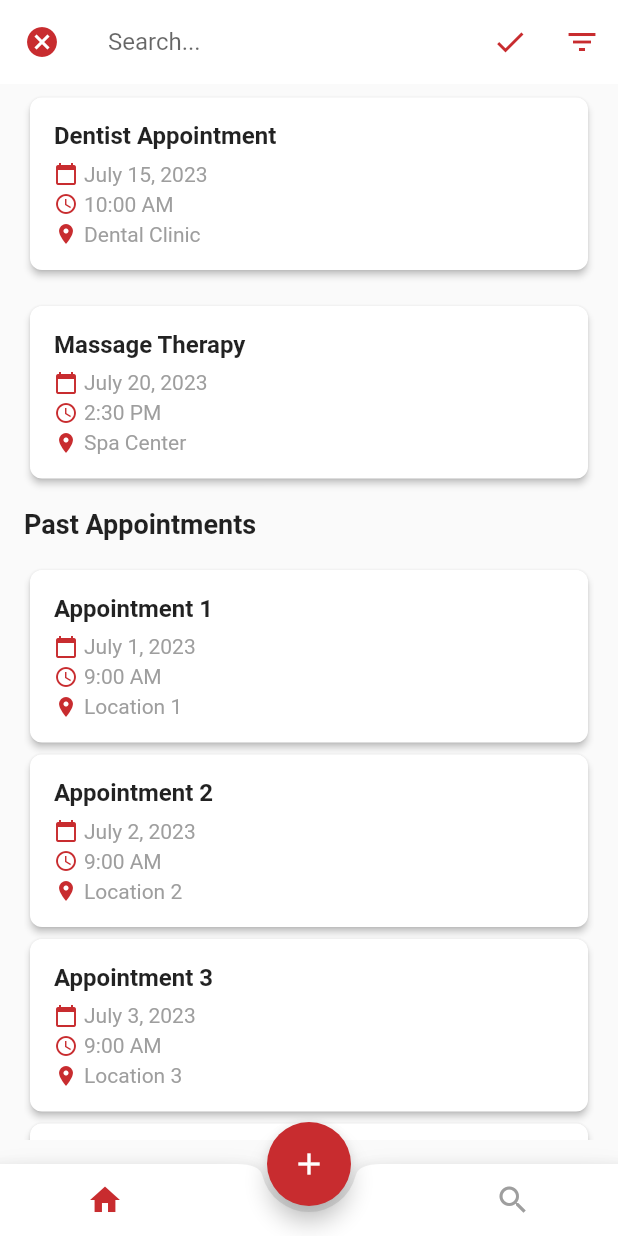
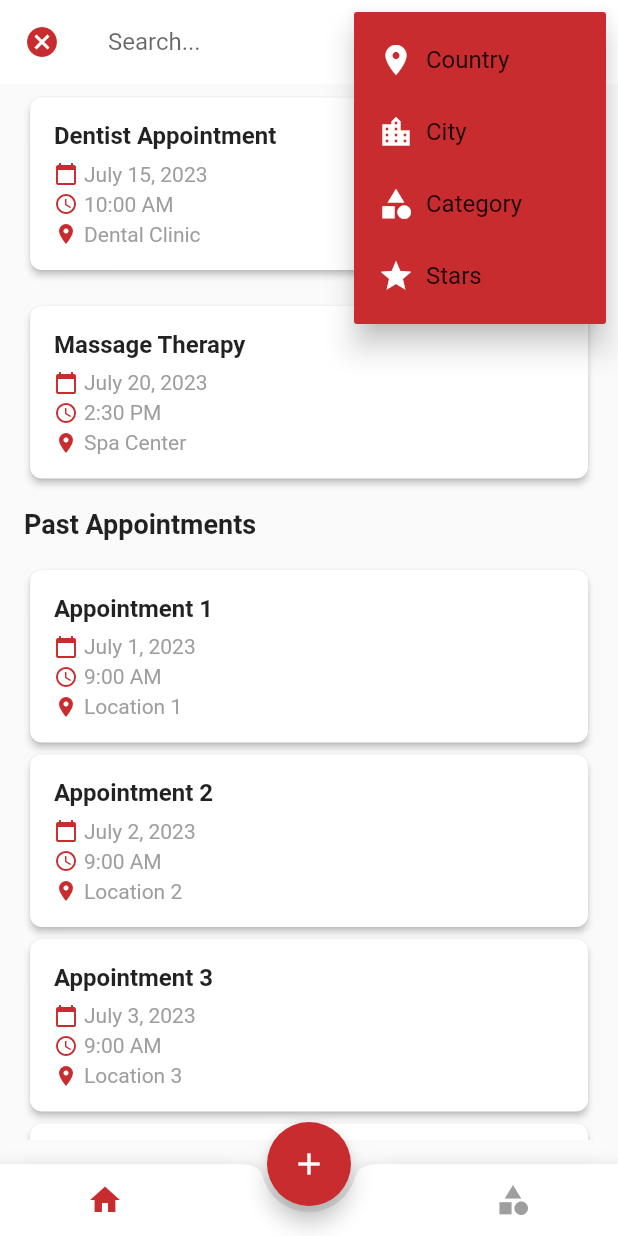
Before and after one commit to omarelhassani12/Appointify, a Flutter app: the ClientHomeScreen screen opened directly, scrolled down 48 dp, after a tap on the "search" icon, after a tap on the "filter list" icon, on a phone screen of 412 x 824 dp. Run offline on Flutter 3.47's test engine with Material 2 defaults, Android fonts, the phone set to English and light mode, and no system bars; our stand-ins replace csc_picker.

Commit message:
create the client categories view with the details of the ctegories

```diff
--- a/lib/views/client/client_appointment_screen.dart
+++ b/lib/views/client/client_appointment_screen.dart
@@ -1,4 +1,3 @@
-
 import 'package:flutter/material.dart';
 
 import '../../widgets/appointment_card.dart';
--- a/lib/views/client/client_home_screen.dart
+++ b/lib/views/client/client_home_screen.dart
@@ -1,6 +1,7 @@
 import 'package:appointify/utils/colors.dart';
 import 'package:flutter/material.dart';
 import 'client_appointment_screen.dart';
+import 'client_categories_appointment_screen.dart';
 import 'client_making_appointment_screen.dart';
 import 'client_search_appointment_screen.dart';
 
@@ -15,6 +16,7 @@ class _ClientHomeScreenState extends State<ClientHomeScreen> {
   PageController pageController = PageController();
   int _currentIndex = 0;
   bool _isSearching = false;
+  String _selectedFilter = '';
 
   @override
   void dispose() {
@@ -40,6 +42,18 @@ class _ClientHomeScreenState extends State<ClientHomeScreen> {
   }
 
   PreferredSizeWidget _buildAppBar() {
+    IconData filterIcon = Icons.filter_list; // Default filter icon
+
+    // Update the filter icon based on the selected filter
+    if (_selectedFilter == 'country') {
+      filterIcon = Icons.location_on;
+    } else if (_selectedFilter == 'city') {
+      filterIcon = Icons.location_city;
+    } else if (_selectedFilter == 'category') {
+      filterIcon = Icons.category;
+    } else if (_selectedFilter == 'stars') {
+      filterIcon = Icons.star;
+    }
     return AppBar(
       leading: _isSearching
           ? IconButton(
@@ -83,16 +97,32 @@ class _ClientHomeScreenState extends State<ClientHomeScreen> {
           ? [
               IconButton(
                 onPressed: () {
-                  // Perform search validation
+                  Navigator.push(
+                    context,
+                    MaterialPageRoute(
+                      builder: (context) => const SearchAppointmentScreen(),
+                    ),
+                  );
                 },
-                icon: const Icon(Icons.check),
+                icon: const Icon(Icons.search),
                 color: AppColors.accentClr,
               ),
-              IconButton(
-                onPressed: () {
-                  // Perform filtering
+              PopupMenuButton<String>(
+                onSelected: _onFilterSelected,
+                itemBuilder: (BuildContext context) {
+                  return [
+                    _buildFilterMenuItem(
+                        'country', Icons.location_on, 'Country'),
+                    _buildFilterMenuItem('city', Icons.location_city, 'City'),
+                    _buildFilterMenuItem(
+                        'category', Icons.category, 'Category'),
+                    _buildFilterMenuItem('stars', Icons.star, 'Stars'),
+                  ];
                 },
-                icon: const Icon(Icons.filter_list),
+                icon: Icon(
+                  filterIcon,
+                  color: AppColors.accentClr,
+                ),
                 color: AppColors.accentClr,
               ),
             ]
@@ -112,18 +142,103 @@ class _ClientHomeScreenState extends State<ClientHomeScreen> {
     );
   }
 
+  void _onFilterSelected(String filter) {
+    setState(() {
+      _selectedFilter = filter;
+    });
+  }
+
+  PopupMenuItem<String> _buildFilterMenuItem(
+      String value, IconData icon, String text) {
+    return PopupMenuItem<String>(
+      value: value,
+      child: Row(
+        children: [
+          Icon(icon),
+          const SizedBox(width: 8),
+          Text(text),
+        ],
+      ),
+    );
+  }
+
   @override
   Widget build(BuildContext context) {
     return Scaffold(
       appBar: _buildAppBar(),
       endDrawer: Drawer(
-          // Drawer content
-          ),
+        child: ListView(
+          padding: EdgeInsets.zero,
+          children: [
+            const DrawerHeader(
+              decoration: BoxDecoration(
+                color: AppColors.accentClr,
+              ),
+              child: Column(
+                crossAxisAlignment: CrossAxisAlignment.center,
+                children: [
+                  CircleAvatar(
+                    radius: 50,
+                    backgroundImage: AssetImage('assets/images/client.png'),
+                  ),
+                  SizedBox(height: 16),
+                  Text(
+                    'John Doe',
+                    style: TextStyle(
+                      color: Colors.white,
+                      fontSize: 18,
+                    ),
+                  ),
+                ],
+              ),
+            ),
+            ListTile(
+              leading: const Icon(Icons.settings),
+              title: const Text('Settings'),
+              onTap: () {
+                // Handle settings tap
+              },
+            ),
+            ListTile(
+              leading: const Icon(Icons.notifications),
+              title: const Text('Notifications'),
+              onTap: () {
+                // Handle notifications tap
+              },
+            ),
+            ListTile(
+              leading: const Icon(Icons.language),
+              title: const Text('Change Language'),
+              onTap: () {
+                // Handle language selection tap
+              },
+            ),
+            ListTile(
+              leading: const Icon(Icons.dark_mode),
+              title: const Text('Dark Mode'),
+              onTap: () {
+                // Handle dark mode toggle tap
+              },
+            ),
+            Container(
+              padding: const EdgeInsets.symmetric(horizontal: 16),
+              alignment: Alignment.bottomCenter,
+              child: const Text(
+                'App Version: 1.0.0',
+                style: TextStyle(
+                  fontSize: 14,
+                  color: Colors.grey,
+                ),
+              ),
+            ),
+          ],
+        ),
+      ),
       body: Column(
         children: [
           Expanded(
             child: SingleChildScrollView(
-              child: Container(
+              child: SizedBox(
                 height: MediaQuery.of(context).size.height -
                     AppBar().preferredSize.height -
                     MediaQuery.of(context).padding.top,
@@ -132,7 +247,7 @@ class _ClientHomeScreenState extends State<ClientHomeScreen> {
                   onPageChanged: _onPageChanged,
                   children: const [
                     AppointmentsScreen(),
-                    // CategorieAppointmentScreen(),
+                    CategoriesAppointmentScreen(),
                     // MakingAppointmentScreen(),
                   ],
                 ),
@@ -188,7 +303,7 @@ class _ClientHomeScreenState extends State<ClientHomeScreen> {
               IconButton(
                 onPressed: () => _onTabTapped(1),
                 icon: Icon(
-                  Icons.search,
+                  Icons.category,
                   color: _currentIndex == 1 ? AppColors.accentClr : Colors.grey,
                 ),
               ),
```
Also changed, not shown: lib/views/client/client_categories_appointment_details.dart (added, +153 -0 lines), lib/views/client/client_categories_appointment_screen.dart (added, +149 -0 lines), lib/views/client/client_search_appointment_screen.dart (+48 -103 lines).
